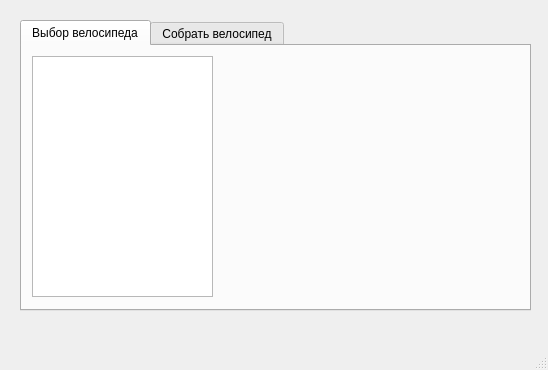
This is windowklient.ui in IraSoro/bike-store-database as Qt 5 draws it before an edit. The edited form follows.
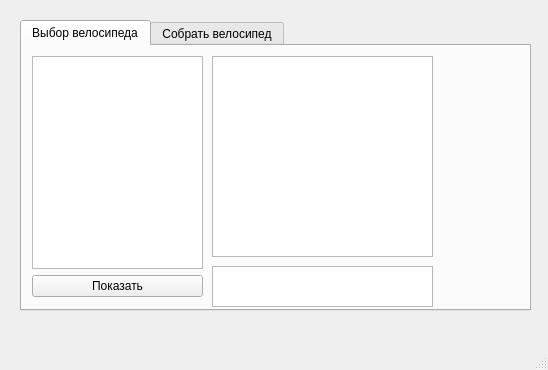
This is the edited form.

The edit to the form file:
```diff
--- a/windowklient.ui
+++ b/windowklient.ui
@@ -30,13 +30,45 @@
      <attribute name="title">
       <string>Выбор велосипеда</string>
      </attribute>
-     <widget class="QListWidget" name="listWidget">
+     <widget class="QWidget" name="verticalLayoutWidget">
       <property name="geometry">
        <rect>
         <x>10</x>
         <y>10</y>
-        <width>181</width>
+        <width>171</width>
         <height>241</height>
+       </rect>
+      </property>
+      <layout class="QVBoxLayout" name="verticalLayout">
+       <item>
+        <widget class="QListWidget" name="listWidget"/>
+       </item>
+       <item>
+        <widget class="QPushButton" name="pushButton">
+         <property name="text">
+          <string>Показать</string>
+         </property>
+        </widget>
+       </item>
+      </layout>
+     </widget>
+     <widget class="QGraphicsView" name="graphicsView">
+      <property name="geometry">
+       <rect>
+        <x>190</x>
+        <y>10</y>
+        <width>221</width>
+        <height>201</height>
+       </rect>
+      </property>
+     </widget>
+     <widget class="QTextEdit" name="textEdit">
+      <property name="geometry">
+       <rect>
+        <x>190</x>
+        <y>220</y>
+        <width>221</width>
+        <height>41</height>
        </rect>
       </property>
      </widget>
```
